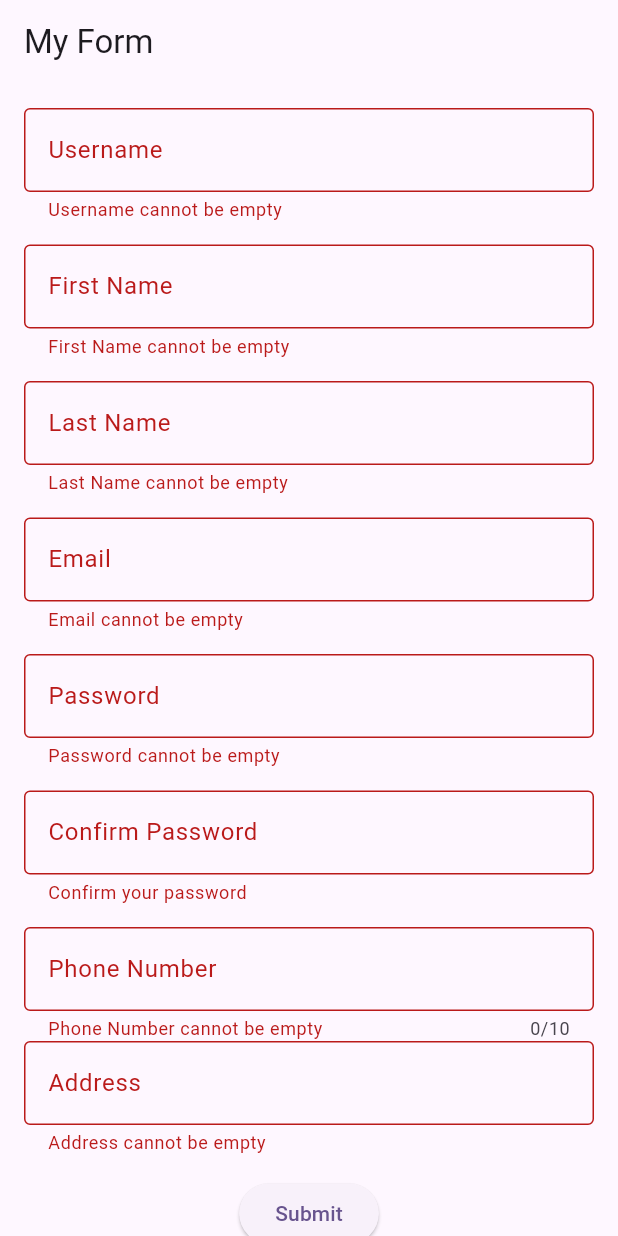
After one commit to thisisdishang/Zluck-Flutter, a Flutter app: the MyForm screen opened directly, after a tap on "Submit", on a phone screen of 412 x 824 dp. The commit adds this screen. Run offline on Flutter 3.47's test engine with Material 3 defaults, Android fonts, the phone set to English and light mode, and no system bars; our stand-ins replace audioplayers, cached_network_image, google_fonts.

Commit message:
Explore PageView and AnimatedSwitcher using Form

```diff
--- a/lib/Task/Task4.dart
+++ b/lib/Task/Task4.dart
@@ -501,7 +501,7 @@ class _MultiStepFormState extends State<MultiStepForm> {
     if (_currentPage < 2) {
       _pageController.nextPage(
         duration: const Duration(milliseconds: 300),
-        curve: Curves.easeInOut,
+        curve: Curves.slowMiddle,
       );
     }
   }
@@ -511,7 +511,7 @@ class _MultiStepFormState extends State<MultiStepForm> {
     if (_currentPage > 0) {
       _pageController.previousPage(
         duration: const Duration(milliseconds: 300),
-        curve: Curves.easeInExpo,
+        curve: Curves.slowMiddle,
       );
     }
   }
@@ -546,6 +546,7 @@ class _MultiStepFormState extends State<MultiStepForm> {
           // PageView for multi-step form
           Expanded(
             child: PageView(
+              scrollDirection: Axis.vertical,
               controller: _pageController,
               onPageChanged: (index) {
                 setState(() {
@@ -872,8 +873,8 @@ class _AuthScreenState extends State<AuthScreen> {
       body: Center(
         child: AnimatedSwitcher(
           duration: const Duration(milliseconds: 500),
-          switchInCurve: Curves.easeInOut,
-          switchOutCurve: Curves.easeInOut,
+          switchInCurve: Curves.easeInCubic,
+          switchOutCurve: Curves.easeOutCubic,
           child: _isSignIn
               ? SignInForm(
                   key: const ValueKey('SignInForm'),
@@ -930,6 +931,15 @@ class SignInForm extends StatelessWidget {
           const SizedBox(height: 24),
           ElevatedButton(
             onPressed: () {},
+            style: ElevatedButton.styleFrom(
+              side: BorderSide(
+                color: Colors.grey,
+                width: 1.0,
+              ),
+              shape: RoundedRectangleBorder(
+                borderRadius: BorderRadius.circular(7),
+              ),
+            ),
             child: const Text('Sign In'),
           ),
           TextButton(
@@ -988,6 +998,15 @@ class SignUpForm extends StatelessWidget {
           const SizedBox(height: 24),
           ElevatedButton(
             onPressed: () {},
+            style: ElevatedButton.styleFrom(
+              side: BorderSide(
+                color: Colors.grey,
+                width: 1.0,
+              ),
+              shape: RoundedRectangleBorder(
+                borderRadius: BorderRadius.circular(7),
+              ),
+            ),
             child: const Text('Sign Up'),
           ),
           TextButton(
--- /dev/null
+++ b/lib/Task/Task6.dart
@@ -0,0 +1,236 @@
+import 'package:flutter/material.dart';
+
+void main() => runApp(MyApp());
+
+class MyApp extends StatelessWidget {
+  const MyApp({super.key});
+
+  @override
+  Widget build(BuildContext context) {
+    return MaterialApp(
+      debugShowCheckedModeBanner: false,
+      home: MyForm(),
+    );
+  }
+}
+
+// Create a form with First Name and Last Name fields. Validate the form to ensure that both fields are not empty.
+// Create a form with Email and Password fields. Validate the form to ensure that the email is not empty and the password is at least 6 characters long.
+// Create a form with Phone Number and Address fields. Validate the form to ensure that the phone number is not empty and the address is at least 10 characters long.
+// Create a form with Username and Confirm Password fields. Validate the form to ensure that both fields are not empty and the password matches the confirm password.
+
+class MyForm extends StatefulWidget {
+  const MyForm({super.key});
+
+  @override
+  State<MyForm> createState() => _MyFormState();
+}
+
+class _MyFormState extends State<MyForm> {
+  final _formKey = GlobalKey<FormState>();
+  final _firstNameController = TextEditingController();
+  final _lastNameController = TextEditingController();
+  final _emailController = TextEditingController();
+  final _passwordController = TextEditingController();
+  final _phoneController = TextEditingController();
+  final _addressController = TextEditingController();
+  final _usernameController = TextEditingController();
+  final _cpasswordController = TextEditingController();
+
+  @override
+  void dispose() {
+    _firstNameController.dispose();
+    _lastNameController.dispose();
+    _emailController.dispose();
+    _passwordController.dispose();
+    _phoneController.dispose();
+    _addressController.dispose();
+    _usernameController.dispose();
+    _cpasswordController.dispose();
+    super.dispose();
+  }
+
+  @override
+  Widget build(BuildContext context) {
+    return Scaffold(
+      appBar: AppBar(
+        title: Text("My Form"),
+      ),
+      body: SingleChildScrollView(
+        child: Padding(
+          padding: const EdgeInsets.all(16.0),
+          child: Form(
+            key: _formKey,
+            child: Column(
+              mainAxisAlignment: MainAxisAlignment.center,
+              children: [
+                TextFormField(
+                  controller: _usernameController,
+                  decoration: InputDecoration(
+                    label: Text("Username"),
+                    border: OutlineInputBorder(),
+                  ),
+                  validator: (value) {
+                    if (value == null || value.trim().isEmpty) {
+                      return 'Username cannot be empty';
+                    }
+                    return null;
+                  },
+                ),
+                SizedBox(
+                  height: 15,
+                ),
+                TextFormField(
+                  controller: _firstNameController,
+                  decoration: InputDecoration(
+                    label: Text("First Name"),
+                    border: OutlineInputBorder(),
+                  ),
+                  validator: (value) {
+                    if (value == null || value.trim().isEmpty) {
+                      return 'First Name cannot be empty';
+                    }
+                    return null;
+                  },
+                ),
+                SizedBox(
+                  height: 15,
+                ),
+                TextFormField(
+                  controller: _lastNameController,
+                  decoration: InputDecoration(
+                    label: Text("Last Name"),
+                    border: OutlineInputBorder(),
+                  ),
+                  validator: (value) {
+                    if (value == null || value.trim().isEmpty) {
+                      return 'Last Name cannot be empty';
+                    }
+                    return null;
+                  },
+                ),
+                SizedBox(
+                  height: 15,
+                ),
+                TextFormField(
+                  controller: _emailController,
+                  decoration: InputDecoration(
+                    label: Text("Email"),
+                    border: OutlineInputBorder(),
+                  ),
+                  keyboardType: TextInputType.emailAddress,
+                  validator: (value) {
+                    if (value == null || value.trim().isEmpty) {
+                      return 'Email cannot be empty';
+                    } else if (!RegExp(r'^[^@]+@[^@]+\.[^@]+')
+                        .hasMatch(value)) {
+                      return 'Enter a valid email';
+                    }
+                    return null;
+                  },
+                ),
+                SizedBox(
+                  height: 15,
+                ),
+                TextFormField(
+                  controller: _passwordController,
+                  obscureText: true,
+                  decoration: InputDecoration(
+                    label: Text("Password"),
+                    border: OutlineInputBorder(),
+                  ),
+                  validator: (value) {
+                    if (value == null || value.trim().isEmpty) {
+                      return 'Password cannot be empty';
+                    } else if (value.length < 6) {
+                      return 'Password must be at least 6 characters';
+                    }
+                    return null;
+                  },
+                ),
+                SizedBox(
+                  height: 15,
+                ),
+                TextFormField(
+                  controller: _cpasswordController,
+                  obscureText: true,
+                  decoration: InputDecoration(
+                    label: Text("Confirm Password"),
+                    border: OutlineInputBorder(),
+                  ),
+                  validator: (value) {
+                    if (value == null || value.trim().isEmpty) {
+                      return 'Confirm your password';
+                    } else if (value != _passwordController.text) {
+                      return 'Passwords do not match';
+                    }
+                    return null;
+                  },
+                ),
+                SizedBox(
+                  height: 15,
+                ),
+                TextFormField(
+                  maxLength: 10,
+                  controller: _phoneController,
+                  keyboardType: TextInputType.phone,
+                  decoration: InputDecoration(
+                    label: Text("Phone Number"),
+                    border: OutlineInputBorder(),
+                  ),
+                  validator: (value) {
+                    if (value == null || value.trim().isEmpty) {
+                      return 'Phone Number cannot be empty';
+                    } else if (value.length < 10) {
+                      return 'Phone Number must be at least 10 digit';
+                    }
+                    return null;
+                  },
+                ),
+                TextFormField(
+                  controller: _addressController,
+                  decoration: InputDecoration(
+                    label: Text("Address"),
+                    border: OutlineInputBorder(),
+                  ),
+                  validator: (value) {
+                    if (value == null || value.trim().isEmpty) {
+                      return 'Address cannot be empty';
+                    } else if (value.trim().length < 10) {
+                      return 'Address is at least 10 characters long';
+                    }
+                    return null;
+                  },
+                ),
+                SizedBox(
+                  height: 15,
+                ),
+                ElevatedButton(
+                  onPressed: () {
+                    if (_formKey.currentState!.validate()) {
+                      showDialog(
+                        context: context,
+                        builder: (context) => AlertDialog(
+                          title: Text('Form Data'),
+                          content: Text(
+                              "Username: ${_usernameController.text}\nFirst Name: ${_firstNameController.text}\nLast Name: ${_lastNameController.text}\nEmail: ${_emailController.text}\nPhone Number: ${_phoneController.text}\nAddress: ${_addressController.text}"),
+                          actions: [
+                            TextButton(
+                              onPressed: () => Navigator.pop(context),
+                              child: const Text('OK'),
+                            ),
+                          ],
+                        ),
+                      );
+                    }
+                  },
+                  child: Text("Submit"),
+                )
+              ],
+            ),
+          ),
+        ),
+      ),
+    );
+  }
+}
```
